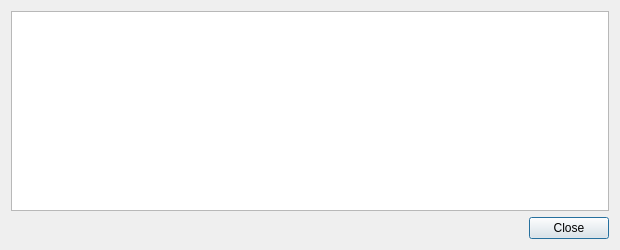
Qt form src/qt/forms/transactiondescdialog.ui (dzimbeck/BitBay) before a commit.
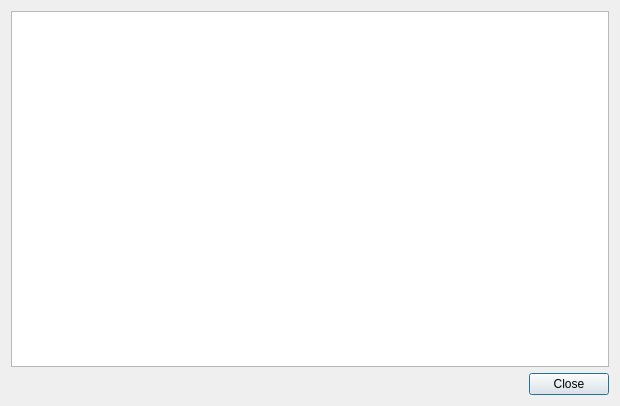
The same form after that commit.

Diff of the .ui file:
```diff
--- a/src/qt/forms/transactiondescdialog.ui
+++ b/src/qt/forms/transactiondescdialog.ui
@@ -7,9 +7,15 @@
     <x>0</x>
     <y>0</y>
     <width>620</width>
-    <height>250</height>
+    <height>406</height>
    </rect>
   </property>
+  <property name="minimumSize">
+   <size>
+    <width>0</width>
+    <height>400</height>
+   </size>
+  </property>
   <property name="windowTitle">
    <string>Transaction details</string>
   </property>
```
